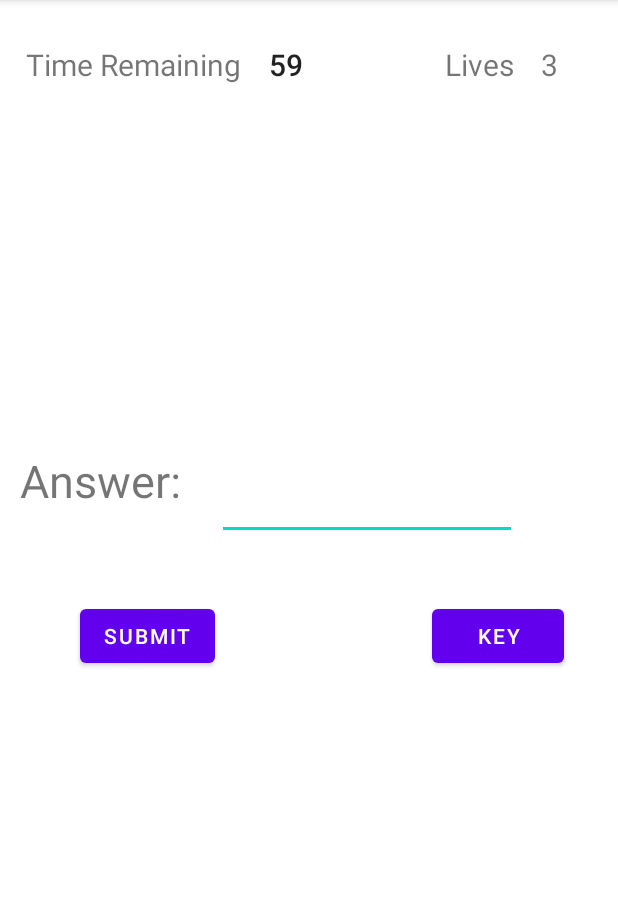
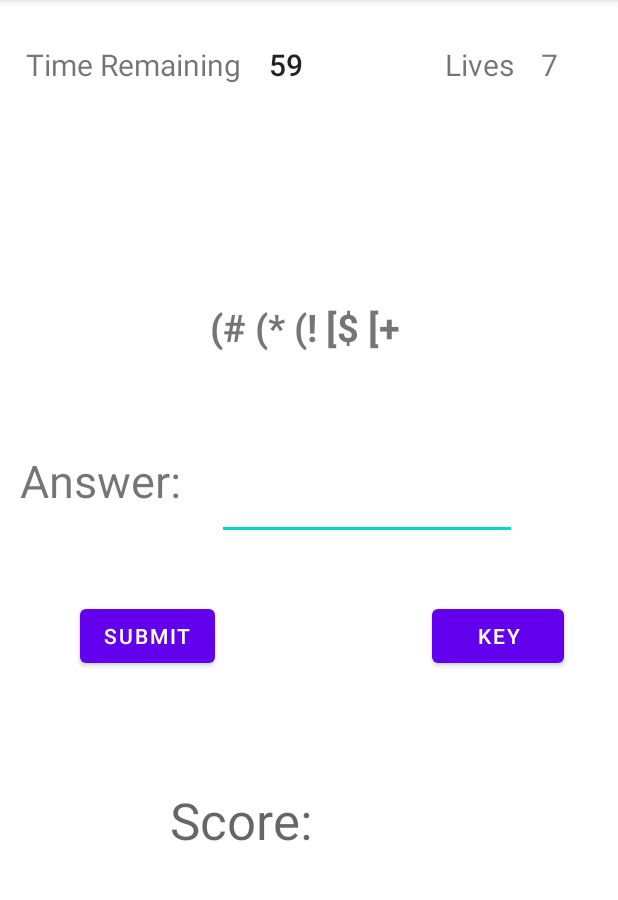
Before and after one commit to Preacho/Hackathon-Feb-18th-2023, an Android app: the screen it shows after launch (activity_play), after a tap on "PLAY", on a phone screen of 412 x 824 dp, the part 84-984 px from its top. Run offline under Robolectric (Android 15) with nearby library versions, the light colour scheme and no system bars.

Commit message:
Fixed some stuff i think?

```diff
--- a/app/src/main/java/com/example/lostintranslation/MainActivity.java
+++ b/app/src/main/java/com/example/lostintranslation/MainActivity.java
@@ -5,9 +5,12 @@ import androidx.appcompat.app.AppCompatActivity;
 import android.content.Intent;
 import android.os.Bundle;
 import android.widget.Button;
+import android.widget.ImageView;
 
 public class MainActivity extends AppCompatActivity {
-
+    private ImageView image;
+    private int[] imageid = {R.drawable.play, R.drawable.gear, R.drawable.question};
+    private int[] imageviews = {R.id.playImageView,R.id.gearImageView, R.id.questionImageView};
     @Override
     protected void onCreate(Bundle savedInstanceState) {
         super.onCreate(savedInstanceState);
@@ -20,6 +23,12 @@ public class MainActivity extends AppCompatActivity {
         rules.setOnClickListener(v-> openRules());
         settings.setOnClickListener(v -> openSettings());
         play.setOnClickListener(v -> openPlay());
+
+        for(int i = 0; i < 3; i++){
+            image = findViewById(imageviews[i]);
+            image.setImageResource(imageid[i]);
+        }
+
     }
 
     private void openPlay() {
--- a/app/src/main/java/com/example/lostintranslation/activity_settings.java
+++ b/app/src/main/java/com/example/lostintranslation/activity_settings.java
@@ -34,14 +34,13 @@ public class activity_settings extends AppCompatActivity {
         highscoretext.setText(Integer.toString(getHighScore(this,saveddifficulty)));
 
         image = findViewById(R.id.BackgroundImageView);
-        image.setImageResource(imageid[saveddifficulty-1]);
+        image.setImageResource(imageid[saveddifficulty]);
 
         createDifficultyButtons();
         resetScore();
     }
 
     private void resetScore() {
-        TextView score = findViewById(R.id.tv_high_score);
         Button button = findViewById(R.id.bt_reset);
         button.setOnClickListener( v -> {
             resetHighScoreData();
@@ -61,7 +60,7 @@ public class activity_settings extends AppCompatActivity {
             button.setText(difficulty);
             final int index = i;
             button.setOnClickListener( v->{
-                saveDifficultyData(index+1);
+                saveDifficultyData(index);
                 highscoretext.setText(Integer.toString(getHighScore(this,saveddifficulty)));
                 image.setImageResource(imageid[index]);
             });
--- a/app/src/main/java/com/example/lostintranslation/model/GamePlay.java
+++ b/app/src/main/java/com/example/lostintranslation/model/GamePlay.java
@@ -2,21 +2,15 @@ package com.example.lostintranslation.model;
 
 public class GamePlay {
 
-    String selectedWord;
-    int difficulty;
+    private String selectedWord;
+    private int difficulty;
+    private int score;
+    private int attempts;
 
-
-
-    int score;
-
-
-
-    int attempts;
-
-    public GamePlay(){
-        difficulty = 1;                 // Set to 1 by default
+    public GamePlay(int difficulty){
+        this.difficulty = difficulty;                 // Set to 1 by default
         score = 0;                      // Set to 0 by default
-        attempts = difficulty*2 + 1;    // Set to 3 by default
+        attempts = 7 - difficulty * 2;  // Set to 3 by default
     }
 
     public void addScore(){
--- a/app/src/main/java/com/example/lostintranslation/model/Word.java
+++ b/app/src/main/java/com/example/lostintranslation/model/Word.java
@@ -5,31 +5,24 @@ import java.util.Random;
 public class Word {
 
 
-    String original_word;
-
-
-
-    String transformed_word = "";
-
-
-
-
+    private String original_word;
+    private String transformed_word = "";
 
     // Word Banks
-    String[] easy = {"Car","Fun","Git","Tour",
+    private String[] easy = {"Car","Fun","Git","Tour",
                     "More","Stop","Chant","Cope",
                     "Mouse","Over"};
 
-    String[] normal = {"Barren","Awaken","Fabric",
+    private String[] normal = {"Barren","Awaken","Fabric",
                    "Hornet","Doctor","Osmosis",
                     "Caption","Gravity","Thunder","Blizzard"};
 
-    String[] hard = {"Xenophobic","Esophagus","Hackathon",
+    private String[] hard = {"Xenophobic","Esophagus","Hackathon",
                     "Poliomyelitis","Xylophone","Annexation","Meningitis",
-                    "Cultivation","Amphibians"};
+                    "Cultivation","Amphibians", "Organization"};
 
     // Translation index
-    String[] symbols = {"(! ","(@ ","(# ","($ ","(% ","(^ ","(& ","(* ","(- ","(+ ",
+    private String[] symbols = {"(! ","(@ ","(# ","($ ","(% ","(^ ","(& ","(* ","(- ","(+ ",
                         "[! ","[@ ","[# ","[$ ","[% ","[^ ","[& ","[* ","[- ","[+ ",
                         "{! ","{@ ","{# ","{$ ","{% ","{^ ","{& ","{* ","{- ","{+ "};
 
@@ -48,31 +41,20 @@ public class Word {
         return transformed_word;
     }
 
-    GamePlay select = new GamePlay();
-    int current_difficulty;
-
-    Random rand = new Random();
-    int easy_rand = rand.nextInt(easy.length);
-    int normal_rand = rand.nextInt(normal.length);
-    int hard_rand = rand.nextInt(hard.length);
-
-
     public Word(int difficulty){
         // Gets word randomly
-        current_difficulty = difficulty;
+        Random rand = new Random();
+        int randomint = rand.nextInt(easy.length);
+        int current_difficulty = difficulty+1;
         if(current_difficulty == 1){
-            original_word = easy[easy_rand];
+            original_word = easy[randomint];
         }
         else if (current_difficulty == 2) {
-            original_word = normal[normal_rand];
+            original_word = normal[randomint];
         }
         else if( current_difficulty == 3){
-            original_word = hard[hard_rand];
+            original_word = hard[randomint];
         }
-
-
-
-
     }
 
 
--- a/app/src/main/res/layout/activity_play.xml
+++ b/app/src/main/res/layout/activity_play.xml
@@ -118,5 +118,29 @@
         app:layout_constraintTop_toTopOf="parent"
         app:layout_constraintVertical_bias="0.04" />
 
+    <TextView
+        android:id="@+id/textScore"
+        android:layout_width="wrap_content"
+        android:layout_height="wrap_content"
+        android:layout_marginTop="524dp"
+        android:text="Score:"
+        android:textAppearance="@style/TextAppearance.AppCompat.Display1"
+        app:layout_constraintEnd_toEndOf="parent"
+        app:layout_constraintHorizontal_bias="0.357"
+        app:layout_constraintStart_toStartOf="parent"
+        app:layout_constraintTop_toTopOf="parent" />
+
+    <TextView
+        android:id="@+id/score"
+        android:layout_width="wrap_content"
+        android:layout_height="wrap_content"
+        android:textAppearance="@style/TextAppearance.AppCompat.Display1"
+        app:layout_constraintBottom_toBottomOf="parent"
+        app:layout_constraintEnd_toEndOf="parent"
+        app:layout_constraintHorizontal_bias="0.591"
+        app:layout_constraintStart_toStartOf="parent"
+        app:layout_constraintTop_toTopOf="parent"
+        app:layout_constraintVertical_bias="0.763" />
+
 
 </androidx.constraintlayout.widget.ConstraintLayout>
```
Also changed, not shown: app/src/main/java/com/example/lostintranslation/activity_play.java (+31 -4 lines), app/src/main/res/layout/activity_about.xml (+6 -4 lines), app/src/main/res/layout/activity_main.xml (+22 -12 lines), app/src/main/res/drawable-v24/gear.png (added), app/src/main/res/drawable-v24/menubackground.jpg (added), app/src/main/res/drawable-v24/play.png (added), app/src/main/res/drawable-v24/question.png (added).
